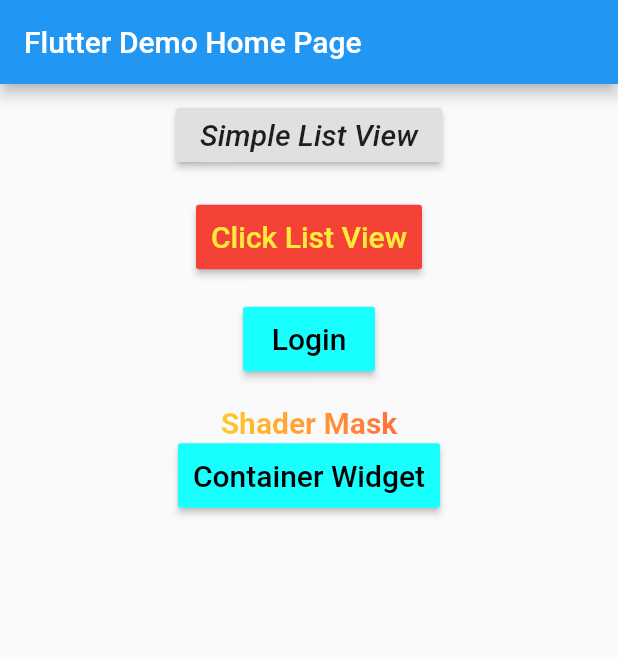
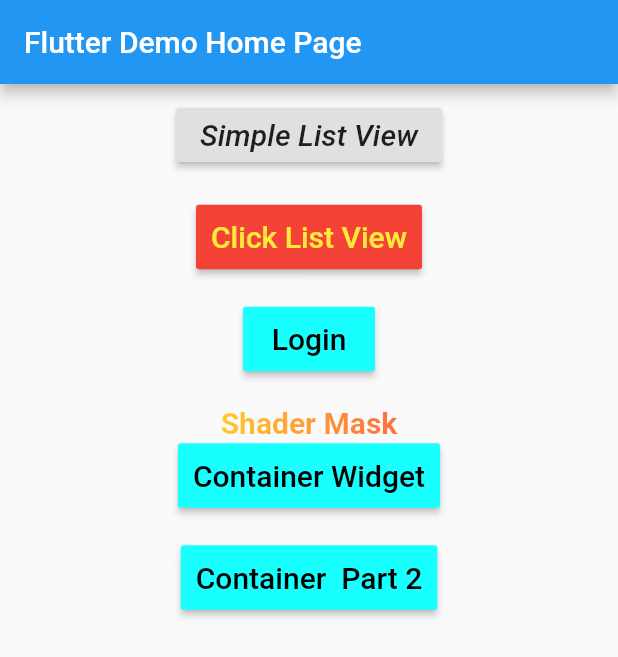
Before and after one commit to mouryaavadhesh/flutterpublicapp, a Flutter app: the screen it shows after launch, on a phone screen of 412 x 824 dp. Shown: the top 657 px of the screen. Run offline on Flutter 3.47's test engine with Material 2 defaults, Android fonts, the phone set to English and light mode, and no system bars; our stand-ins replace google_fonts.

Commit message:
Container part 2 Flutter — BoxDecoration Cheat Sheet

```diff
--- a/flutterpublicapp-master/flutterpublicapp-master/lib/containerWidget.dart
+++ b/flutterpublicapp-master/flutterpublicapp-master/lib/container_pages/container_part1.dart
@@ -3,7 +3,7 @@
 import 'package:flutter/cupertino.dart';
 import 'package:flutter/material.dart';
 
-class ExampleContainerWidget extends StatelessWidget {
+class ExampleContainerPart1 extends StatelessWidget {
 
   @override
   Widget build(BuildContext context) {
--- a/flutterpublicapp-master/flutterpublicapp-master/lib/main.dart
+++ b/flutterpublicapp-master/flutterpublicapp-master/lib/main.dart
@@ -1,6 +1,7 @@
 import 'package:flutter/cupertino.dart';
 import 'package:flutter/material.dart';
-import 'package:flutterpublicapp/containerWidget.dart';
+import 'package:flutterpublicapp/container_pages/container_part1.dart';
+import 'package:flutterpublicapp/container_pages/container_part2.dart';
 import 'package:flutterpublicapp/listView.dart';
 import 'package:flutterpublicapp/listViewClick.dart';
 import 'package:flutterpublicapp/login.dart';
@@ -152,7 +153,7 @@ class _MyHomePageState extends State<MyHomePage> {
                       onPressed: () {
                         Navigator.push(
                           context,
-                          MaterialPageRoute(builder: (context) => ExampleContainerWidget()),
+                          MaterialPageRoute(builder: (context) => ExampleContainerPart1()),
                         );
                       },
                       padding: EdgeInsets.fromLTRB(10, 10, 10, 10),
@@ -160,6 +161,22 @@ class _MyHomePageState extends State<MyHomePage> {
                       textColor: Colors.black,
                       splashColor: Colors.green,
                       child: Text('Container Widget',
+                          style: TextStyle(fontSize: 20),
+                          textAlign: TextAlign.start),
+                    ),
+                    Padding(padding: EdgeInsets.all(10),),
+                    RaisedButton(
+                      onPressed: () {
+                        Navigator.push(
+                          context,
+                          MaterialPageRoute(builder: (context) => ExampleContainerPart2()),
+                        );
+                      },
+                      padding: EdgeInsets.fromLTRB(10, 10, 10, 10),
+                      color: Colors.cyanAccent,
+                      textColor: Colors.black,
+                      splashColor: Colors.green,
+                      child: Text('Container  Part 2',
                           style: TextStyle(fontSize: 20),
                           textAlign: TextAlign.start),
                     ),
--- a/flutterpublicapp-master/flutterpublicapp-master/pubspec.yaml
+++ b/flutterpublicapp-master/flutterpublicapp-master/pubspec.yaml
@@ -45,6 +45,8 @@ flutter:
   # assets:
   #  - images/a_dot_burr.jpeg
   #  - images/a_dot_ham.jpeg
+  assets:
+    - assets/images/logo.png
 
   # An image asset can refer to one or more resolution-specific "variants", see
   # https://flutter.dev/assets-and-images/#resolution-aware.
```
Also changed, not shown: flutterpublicapp-master/flutterpublicapp-master/lib/container_pages/container_part2.dart (added, +38 -0 lines), flutterpublicapp-master/flutterpublicapp-master/assets/images/9_patch.png (added), flutterpublicapp-master/flutterpublicapp-master/assets/images/logo.png (added), flutterpublicapp-master/flutterpublicapp-master/pubspec.lock, 2 other files.
